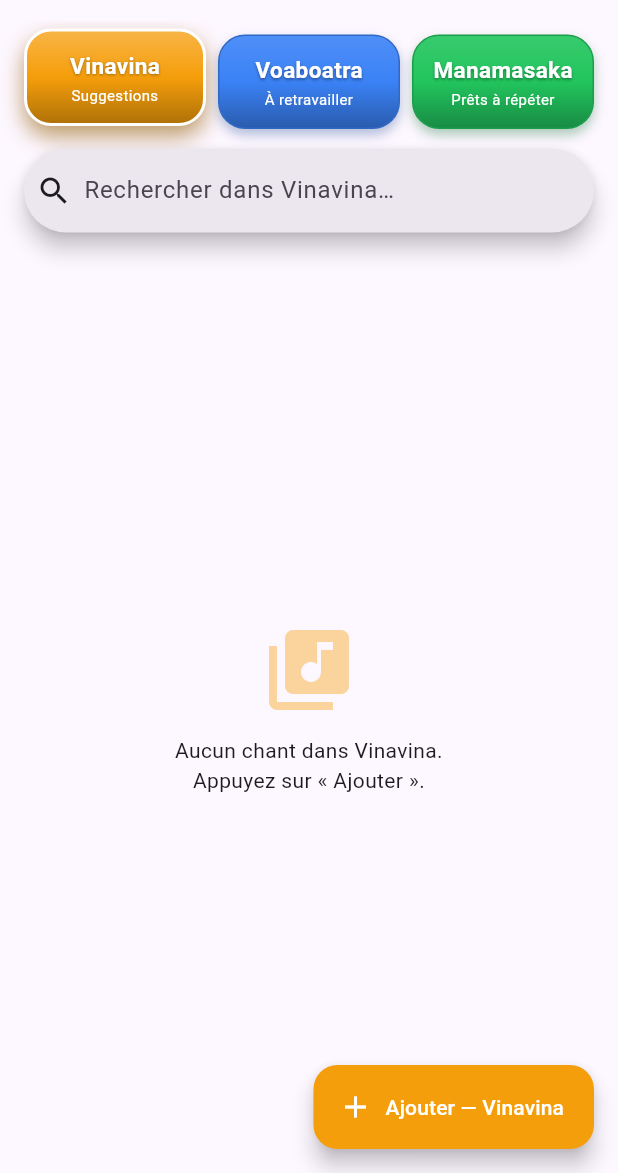
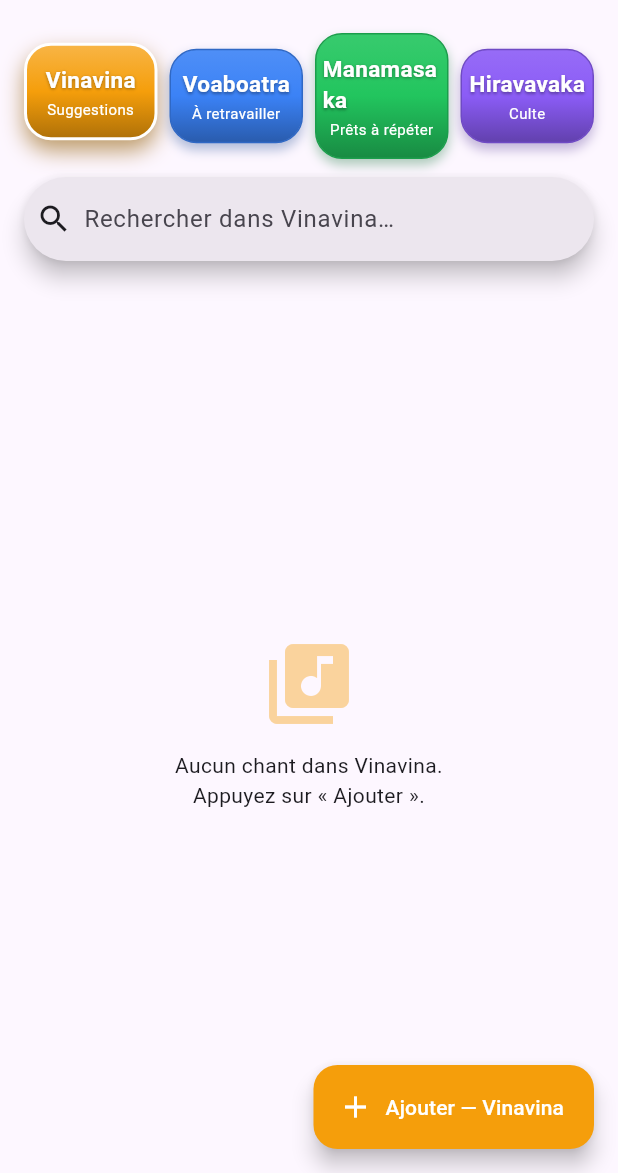
Before and after one commit to Razafindriatsara/vazoantso, a Flutter app: the screen it shows after launch, on a phone screen of 412 x 824 dp, the part 63-1236 px from its top. Run offline on Flutter 3.47's test engine with Material 3 defaults, Android fonts, the light colour scheme and no system bars; our stand-ins replace cloud_firestore, file_picker, firebase_core, just_audio, web; missing offline and left inert: dart:js_interop, syncfusion_flutter_pdf, syncfusion_flutter_pdfviewer; accounts and stored records are empty.

Commit message:
4e catégorie Hiravavaka (violet)

```diff
--- a/lib/models/song_folder.dart
+++ b/lib/models/song_folder.dart
@@ -18,7 +18,8 @@ enum SongSlot {
 enum SongStage {
   vinavina('vinavina', 'Vinavina', 'Suggestions'),
   voaboatra('voaboatra', 'Voaboatra', 'À retravailler'),
-  manamasaka('manamasaka', 'Manamasaka', 'Prêts à répéter');
+  manamasaka('manamasaka', 'Manamasaka', 'Prêts à répéter'),
+  hiravavaka('hiravavaka', 'Hiravavaka', 'Culte');
 
   const SongStage(this.id, this.label, this.description);
 
@@ -30,7 +31,8 @@ enum SongStage {
   SongStage? get next => switch (this) {
         vinavina => voaboatra,
         voaboatra => manamasaka,
-        manamasaka => null,
+        manamasaka => hiravavaka,
+        hiravavaka => null,
       };
 
   static SongStage fromId(String? id) =>
--- a/lib/screens/home_screen.dart
+++ b/lib/screens/home_screen.dart
@@ -23,6 +23,7 @@ class _HomeScreenState extends State<HomeScreen> {
     SongStage.vinavina: Color(0xFFF59E0B),
     SongStage.voaboatra: Color(0xFF3B82F6),
     SongStage.manamasaka: Color(0xFF22C55E),
+    SongStage.hiravavaka: Color(0xFF8B5CF6),
   };
 
   Color get _color => _stageColors[_stage]!;
```
